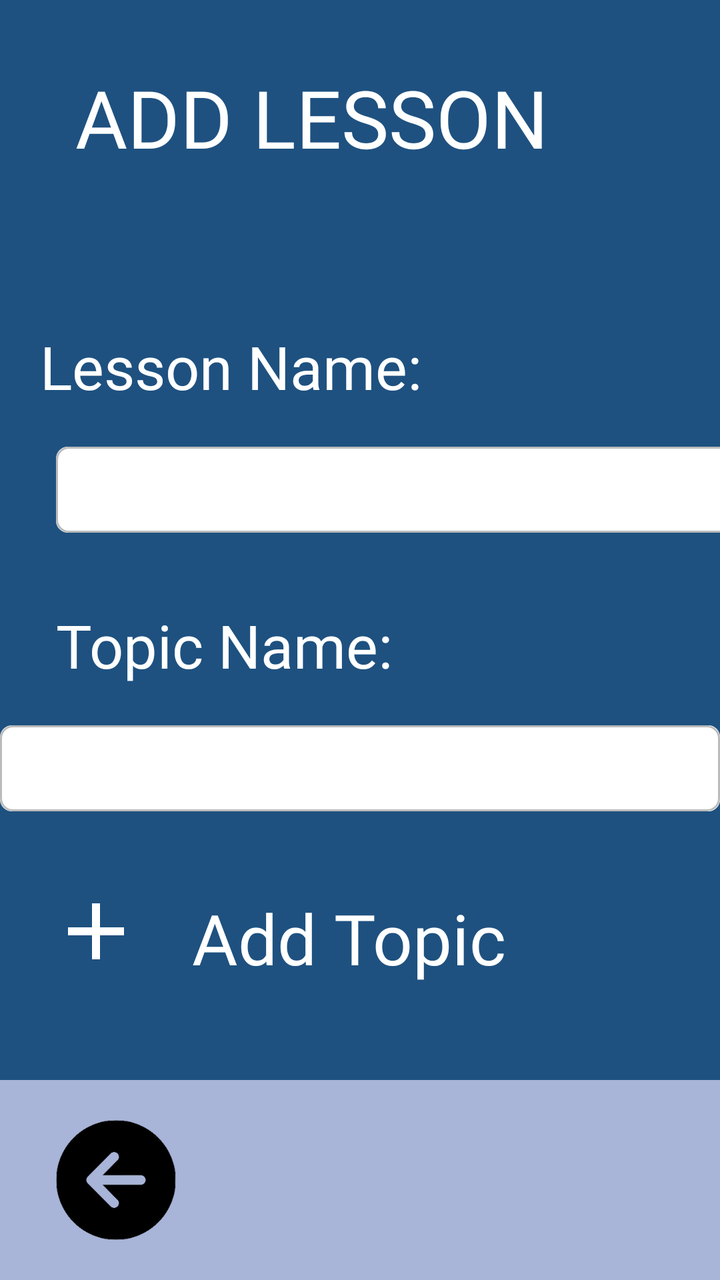
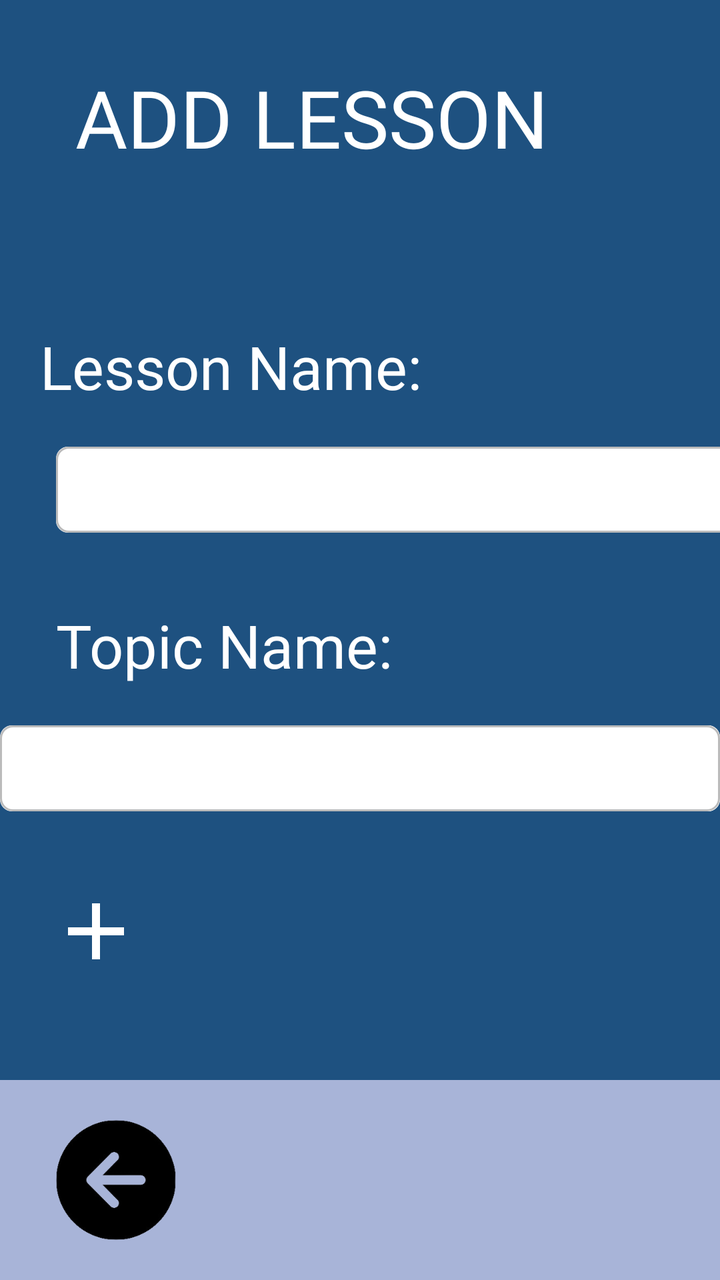

Before-and-after screenshots of an Android layout around one commit, followed by the original layout XML and the change that was made.
<!-- AndroidManifest.xml: application theme Theme.FinalsApplication -->
<!-- res/layout/admin_add_lesson.xml -->
<?xml version="1.0" encoding="utf-8"?>
<ScrollView xmlns:android="http://schemas.android.com/apk/res/android"
    xmlns:app="http://schemas.android.com/apk/res-auto"
    xmlns:tools="http://schemas.android.com/tools"
    android:layout_width="409dp"
    android:layout_height="729dp"
    android:background="#1e5180"
    android:fillViewport="true"
    tools:layout_editor_absoluteX="1dp"
    tools:layout_editor_absoluteY="1dp">

    <androidx.constraintlayout.widget.ConstraintLayout
        android:layout_width="match_parent"
        android:layout_height="wrap_content"
        tools:context=".AddLesson">

        <TextView
            android:id="@+id/textView5"
            android:layout_width="285dp"
            android:layout_height="55dp"
            android:layout_marginTop="32dp"
            android:fontFamily="@font/roboto_regular"
            android:text="ADD LESSON"
            android:textColor="@color/white"
            android:textSize="40sp"
            app:layout_constraintEnd_toEndOf="parent"
            app:layout_constraintStart_toStartOf="parent"
            app:layout_constraintTop_toTopOf="parent" />

        <TextView
            android:id="@+id/textView7"
            android:layout_width="wrap_content"
            android:layout_height="wrap_content"
            android:layout_marginTop="76dp"
            android:fontFamily="@font/roboto_regular"
            android:text="Lesson Name:"
            android:textColor="@color/white"
            android:textSize="30sp"
            app:layout_constraintEnd_toEndOf="parent"
            app:layout_constraintHorizontal_bias="0.119"
            app:layout_constraintStart_toStartOf="parent"
            app:layout_constraintTop_toBottomOf="@+id/textView5" />

        <EditText
            android:id="@+id/editTextText"
            android:layout_width="360dp"
            android:layout_height="43dp"
            android:layout_marginStart="28dp"
            android:layout_marginTop="20dp"
            android:background="@drawable/shape"
            android:ems="10"
            android:inputType="text"
            app:layout_constraintStart_toStartOf="parent"
            app:layout_constraintTop_toBottomOf="@+id/textView7" />

        <TextView
            android:id="@+id/textView10"
            android:layout_width="wrap_content"
            android:layout_height="wrap_content"
            android:layout_marginStart="28dp"
            android:layout_marginTop="36dp"
            android:fontFamily="@font/roboto_regular"
            android:text="Topic Name:"
            android:textColor="@color/white"
            android:textSize="30sp"
            app:layout_constraintStart_toStartOf="parent"
            app:layout_constraintTop_toBottomOf="@+id/editTextText" />

        <EditText
            android:id="@+id/editTextText2"
            android:layout_width="360dp"
            android:layout_height="43dp"
            android:layout_marginTop="20dp"
            android:background="@drawable/shape"
            android:ems="10"
            android:inputType="text"
            app:layout_constraintEnd_toEndOf="parent"
            app:layout_constraintHorizontal_bias="0.571"
            app:layout_constraintStart_toStartOf="parent"
            app:layout_constraintTop_toBottomOf="@+id/textView10" />

        <ImageButton
            android:id="@+id/addTopicLesson1"
            android:layout_width="64dp"
            android:layout_height="48dp"
            android:layout_marginStart="16dp"
            android:layout_marginTop="36dp"
            android:background="@color/ourBlue"
            android:scaleType="fitCenter"
            app:layout_constraintStart_toStartOf="parent"
            app:layout_constraintTop_toBottomOf="@+id/editTextText2"
            app:srcCompat="@drawable/add_sign" />

        <TextView
            android:id="@+id/textView3"
            android:layout_width="wrap_content"
            android:layout_height="wrap_content"
            android:layout_marginStart="16dp"
            android:layout_marginTop="40dp"
            android:background=""
            android:fontFamily="@font/roboto_regular"
            android:text="Add Topic"
            android:textColor="@color/white"
            android:textSize="35sp"
            app:layout_constraintStart_toEndOf="@+id/addTopicLesson1"
            app:layout_constraintTop_toBottomOf="@+id/editTextText2" />

        <Button
            android:id="@+id/button"
            android:layout_width="373dp"
            android:layout_height="69dp"
            android:layout_marginTop="452dp"
            android:backgroundTint="#4f5a99"
            android:text="Add Lesson"
            android:textSize="19sp"
            app:layout_constraintEnd_toEndOf="parent"
            app:layout_constraintStart_toStartOf="parent"
            app:layout_constraintTop_toBottomOf="@+id/textView5" />

        <LinearLayout
            android:layout_width="match_parent"
            android:layout_height="100dip"
            android:layout_alignParentBottom="true"
            android:background="#a8b4d8"
            app:layout_constraintBottom_toBottomOf="parent"
            app:layout_constraintEnd_toEndOf="parent"
            app:layout_constraintHorizontal_bias="1.0"
            app:layout_constraintStart_toStartOf="parent">

            <ImageButton
                android:id="@+id/backButton"
                android:layout_width="76dp"
                android:layout_height="wrap_content"
                android:layout_marginStart="20dp"
                android:layout_marginTop="20dp"
                android:layout_marginBottom="20dp"
                android:background="?android:attr/selectableItemBackground"
                android:scaleType="fitCenter"
                android:src="@drawable/arrowleft" />
        </LinearLayout>

    </androidx.constraintlayout.widget.ConstraintLayout>
</ScrollView>
<!-- resources referenced by this layout -->
<resources>
  <color name="ourBlue">#1e5180</color>
  <color name="white">#FFFFFFFF</color>
  <!-- drawable add_sign (drawable) -->
  <vector android:height="24dp" android:tint="#FFFFFF"
      android:viewportHeight="24" android:viewportWidth="24"
      android:width="24dp" xmlns:android="http://schemas.android.com/apk/res/android">
      <path android:fillColor="@android:color/white" android:pathData="M19,13h-6v6h-2v-6H5v-2h6V5h2v6h6v2z"/>
  </vector>
  <!-- drawable arrowleft: png bitmap (drawable, 16559 bytes) -->
  <!-- drawable shape (drawable) -->
  <?xml version="1.0" encoding="utf-8"?>
  <layer-list xmlns:android="http://schemas.android.com/apk/res/android">
  
      <item>
          <shape>
              <corners android:radius="6dp" />
              <solid android:color="@android:color/white" />
          </shape>
      </item>
  
      <item
          android:left="34dp">
  
          <shape>
              <solid android:color="@android:color/white" />
              <corners android:radius="6dp"
                  android:topRightRadius="6dp"
                  android:topLeftRadius="5dp"
                  android:bottomRightRadius="6dp"
                  android:bottomLeftRadius="0dp"/>
          </shape>
      </item>
      <item>
          <shape>
              
              <corners android:radius="6dp" />
              <solid android:color="@android:color/transparent" />
              <stroke
                  android:width="1dp"
                  android:color="#BBBBBB" />
          </shape>
      </item>
  </layer-list>
  <style name="Theme.FinalsApplication" parent="Base.Theme.FinalsApplication" />
  <style name="Base.Theme.FinalsApplication" parent="Theme.Material3.DayNight.NoActionBar">
          
          
      </style>
</resources>

<!-- the commit's change to res/layout/admin_add_lesson.xml (unified diff, before → after) -->
@@ -91,20 +91,6 @@
             app:layout_constraintTop_toBottomOf="@+id/editTextText2"
             app:srcCompat="@drawable/add_sign" />
 
-        <TextView
-            android:id="@+id/textView3"
-            android:layout_width="wrap_content"
-            android:layout_height="wrap_content"
-            android:layout_marginStart="16dp"
-            android:layout_marginTop="40dp"
-            android:background=""
-            android:fontFamily="@font/roboto_regular"
-            android:text="Add Topic"
-            android:textColor="@color/white"
-            android:textSize="35sp"
-            app:layout_constraintStart_toEndOf="@+id/addTopicLesson1"
-            app:layout_constraintTop_toBottomOf="@+id/editTextText2" />
-
         <Button
             android:id="@+id/button"
             android:layout_width="373dp"
